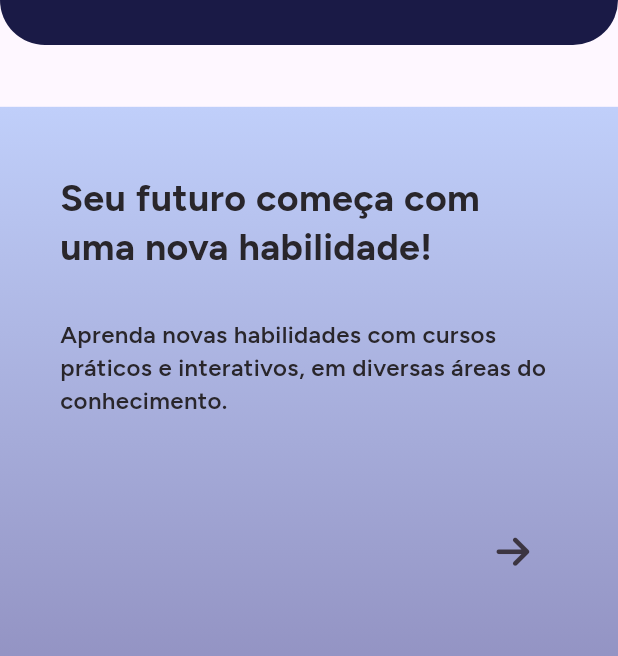
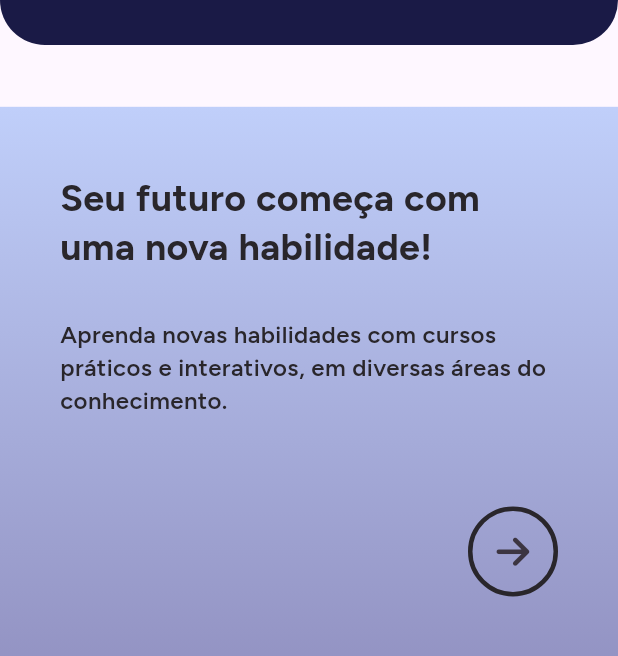
Before and after one commit to JuniorSfredo/course-plataform-ui, a Flutter app: the screen it shows after launch, on a phone screen of 412 x 824 dp, the part 573-1229 px from its top. Run offline on Flutter 3.47's test engine with Material 3 defaults, Android fonts, the phone set to English and light mode, and no system bars; drawn by our look-alikes of lottie; our stand-ins replace font_awesome_flutter, google_fonts.

Commit message:
Refactoring CircleButton

```diff
--- a/lib/common/widgets/circle_button.dart
+++ b/lib/common/widgets/circle_button.dart
@@ -20,13 +20,19 @@ class CircleButton extends StatelessWidget {
   Widget build(BuildContext context) {
     return InkWell(
       onTap: onPressed,
-      customBorder: CircleBorder(
-        side: BorderSide(color: borderColor ?? Colors.transparent, width: 3),
-      ),
-      child: CircleAvatar(
-        backgroundColor: bgColor ?? Colors.transparent,
-        radius: radius,
-        child: child,
+      customBorder: const CircleBorder(),
+      child: Container(
+        width: radius * 2,
+        height: radius * 2,
+        decoration: BoxDecoration(
+          shape: BoxShape.circle,
+          color: bgColor ?? Colors.transparent,
+          border: Border.all(
+            color: borderColor ?? Colors.transparent,
+            width: 3,
+          ),
+        ),
+        child: Center(child: child),
       ),
     );
   }
--- a/lib/pages/splash/splash_page.dart
+++ b/lib/pages/splash/splash_page.dart
@@ -1,10 +1,7 @@
-import 'package:course_plataform_ui/common/constants/color_const.dart';
 import 'package:course_plataform_ui/pages/splash/sections/splash_animate.dart';
 import 'package:course_plataform_ui/pages/splash/sections/splash_bottom.dart';
 import 'package:flutter/material.dart';
-import 'package:font_awesome_flutter/font_awesome_flutter.dart';
 import 'package:lottie/lottie.dart';
-import 'package:google_fonts/google_fonts.dart';
 
 class SplashPage extends StatefulWidget {
   const SplashPage({super.key});
```
